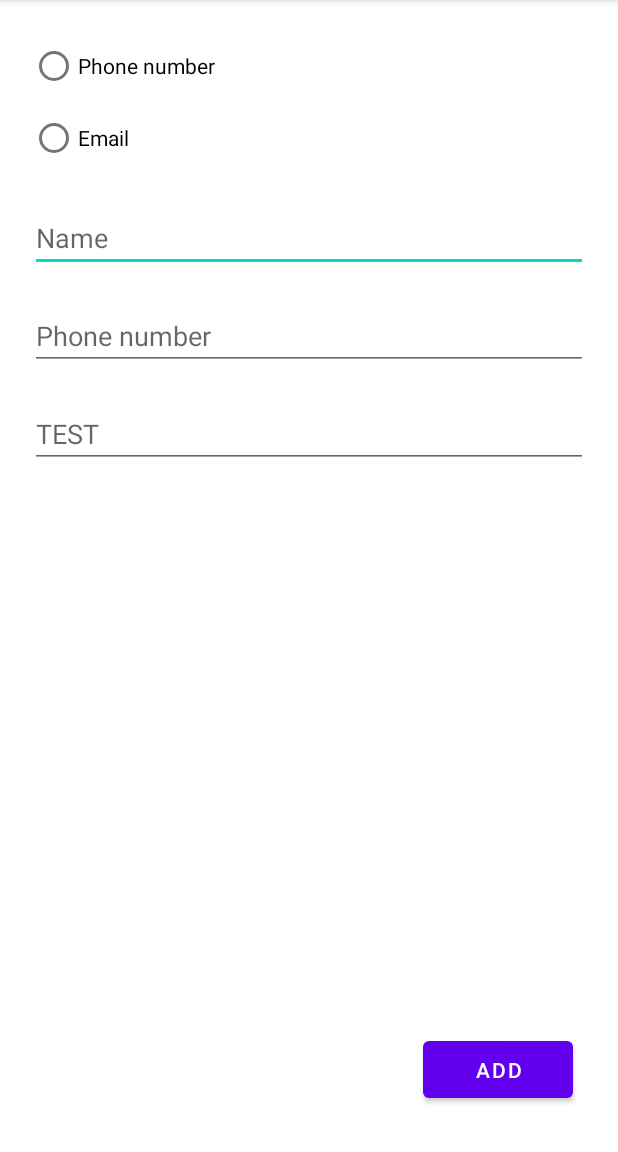
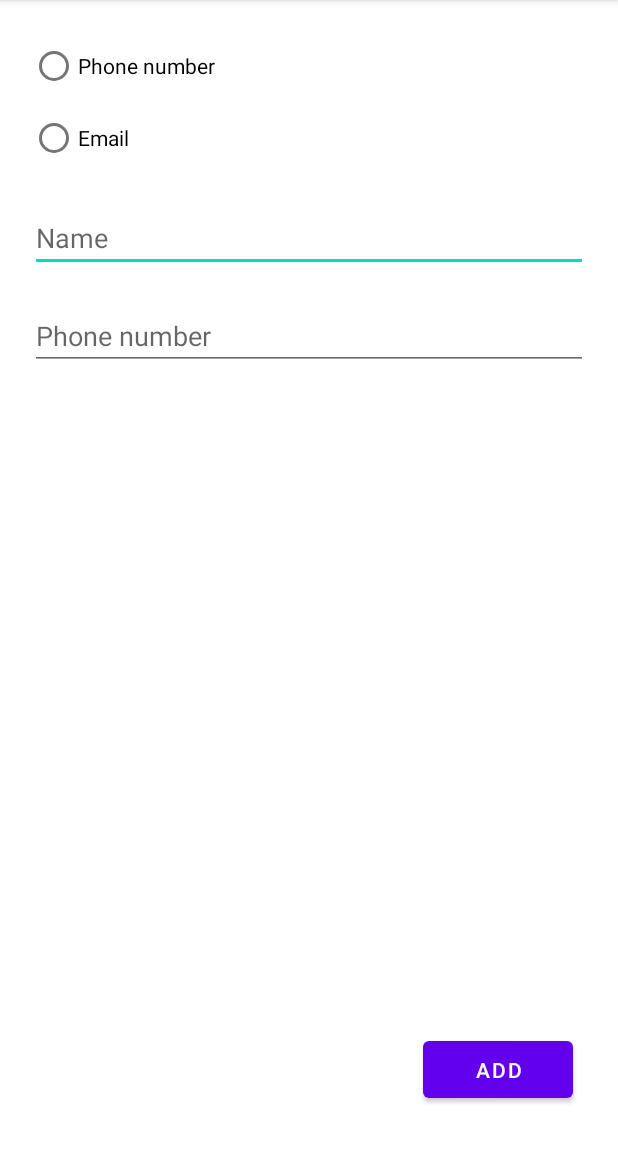
Before and after one commit to AndreiKrayushkin/Md-AD2-16-20-28, an Android app: the screen it shows after launch (AddContact), after a tap on "BUTTON", on a phone screen of 412 x 824 dp, the part 84-1236 px from its top. Run offline under Robolectric (Android 15) with nearby library versions, the light colour scheme and no system bars; 1 statement that could not run was skipped.

Commit message:
Task 4-2 contact new

```diff
--- a/task4-2contacts-kotlin/src/main/java/by/andrei/firstproject/task4contacts/AddContact.kt
+++ b/task4-2contacts-kotlin/src/main/java/by/andrei/firstproject/task4contacts/AddContact.kt
@@ -18,20 +18,19 @@ class AddContact : AppCompatActivity() {
         val textViewName: EditText = findViewById(R.id.addTextForName)
         val textViewPhoneOrEmail: EditText = findViewById(R.id.addTextForPhoneNumber)
         val buttonAddContactInfo: Button = findViewById(R.id.buttonAdd)
-        val textViewTEST: EditText = findViewById(R.id.addTextTESSTT)
+//        val textViewTEST: EditText = findViewById(R.id.addTextTESSTT)
 
         buttonAddContactInfo.setOnClickListener {
             val textName = textViewName.text.toString()
             val textPhoneOrEmail = textViewPhoneOrEmail.text.toString()
-            val textTEST = textViewTEST.text.toString()
+//            val textTEST = textViewTEST.text.toString()
             val image = R.drawable.ic_baseline_contact_mail_24
             val intent = Intent(this, MainActivity::class.java)
             val contact = Contact(image, textName, textPhoneOrEmail)
 
             intent.putExtra("TEXT", contact)
-            intent.putExtra("TEXT2", textTEST)
+//            intent.putExtra("TEXT2", textTEST)
 
-            Log.v("LOG_ERR", "add view")
             //startActivityForResult(intent, RESULT_OK)
             setResult(RESULT_OK, intent)
             finish()
--- a/task4-2contacts-kotlin/src/main/java/by/andrei/firstproject/task4contacts/MainActivity.kt
+++ b/task4-2contacts-kotlin/src/main/java/by/andrei/firstproject/task4contacts/MainActivity.kt
@@ -14,7 +14,7 @@ class MainActivity : AppCompatActivity() {
     private val SECOND_ACTIVITY_REQUEST_CODE = 0
 
     //Тут не понял, что в качестве параметра идет
-    private val adapterContact: ContactAdapter()
+    private val adapterContact = ContactAdapter()
 
     override fun onCreate(savedInstanceState: Bundle?) {
 
@@ -27,7 +27,7 @@ class MainActivity : AppCompatActivity() {
         recyclerView.layoutManager = linearLayoutManager
 
         //И тут не совсем понял что нужно передать
-        recyclerView.adapter = ContactAdapter( )
+        recyclerView.adapter = adapterContact
 
         val buttonGoToAddView: Button = findViewById(R.id.testButtonGoToAddView)
         buttonGoToAddView.setOnClickListener {
--- a/task4-2contacts-kotlin/src/main/res/layout/activity_add.xml
+++ b/task4-2contacts-kotlin/src/main/res/layout/activity_add.xml
@@ -40,15 +40,15 @@
         app:layout_constraintEnd_toEndOf="parent"
         android:layout_margin="20dp"
         android:hint="Phone number"/>
-    <EditText
-        android:id="@+id/addTextTESSTT"
-        android:layout_width="match_parent"
-        android:layout_height="wrap_content"
-        app:layout_constraintTop_toBottomOf="@id/addTextForPhoneNumber"
-        app:layout_constraintStart_toStartOf="parent"
-        app:layout_constraintEnd_toEndOf="parent"
-        android:layout_margin="20dp"
-        android:hint="TEST"/>
+<!--    <EditText-->
+<!--        android:id="@+id/addTextTESSTT"-->
+<!--        android:layout_width="match_parent"-->
+<!--        android:layout_height="wrap_content"-->
+<!--        app:layout_constraintTop_toBottomOf="@id/addTextForPhoneNumber"-->
+<!--        app:layout_constraintStart_toStartOf="parent"-->
+<!--        app:layout_constraintEnd_toEndOf="parent"-->
+<!--        android:layout_margin="20dp"-->
+<!--        android:hint="TEST"/>-->
     <Button
         android:id="@+id/buttonAdd"
         android:layout_width="100dp"
```
Also changed, not shown: task4-2contacts-kotlin/src/main/java/by/andrei/firstproject/task4contacts/ContactAdapter.kt (+5 -3 lines), task4-2contacts-kotlin/src/main/res/layout/activity_main.xml (+21 -21 lines).
